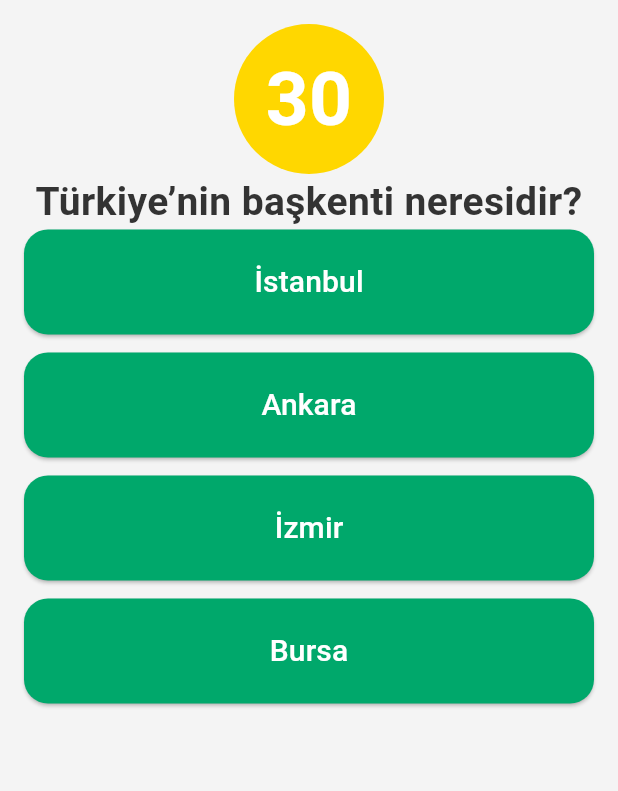
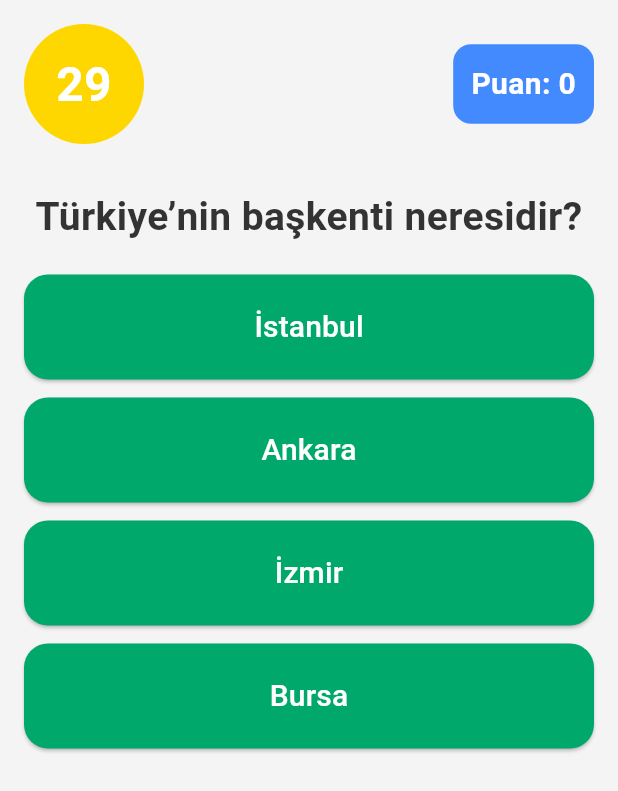
Before and after one commit to elifnurdemir/hi_kod_5proje, a Flutter app: the QuizPage screen opened directly, after a tap on "10", on a phone screen of 412 x 824 dp. Shown: the top 791 px of the screen. Run offline on Flutter 3.47's test engine with Material 3 defaults, Android fonts, the light colour scheme and no system bars; our stand-ins replace carousel_slider, confetti, get, get_storage, smooth_page_indicator; missing offline and left inert: category_navigator; accounts and stored records are empty.

Commit message:
quiz sayfasına puan eklendi

```diff
--- a/lib/features/quiz/data/questions.dart
+++ b/lib/features/quiz/data/questions.dart
@@ -14,4 +14,5 @@ const List<Map<String, dynamic>> questions = [
     'options': ['7', '8', '9', '6'],
     'answer': '8',
   },
+
 ];
--- a/lib/features/quiz/screens/main_quiz.dart
+++ b/lib/features/quiz/screens/main_quiz.dart
@@ -1,11 +1,7 @@
-// quiz_page.dart
+import 'dart:async';
 import 'package:flutter/material.dart';
 import 'package:confetti/confetti.dart';
 import '../data/questions.dart';
-import '../widgets/timer_widget.dart';
-import '../widgets/question_card_widget.dart';
-import '../widgets/options_list_widget.dart';
-import '../widgets/confetti_effect_widget.dart';
 
 class QuizPage extends StatefulWidget {
   const QuizPage({super.key});
@@ -15,47 +11,124 @@ class QuizPage extends StatefulWidget {
 }
 
 class _QuizPageState extends State<QuizPage> {
-  static const int initialTimer = 30;
-  int currentQuestionIndex = 0, score = 0, timer = initialTimer;
-  ConfettiController _confettiController = ConfettiController(duration: const Duration(seconds: 5));
+  static const int initialTime = 30;
+  int currentQuestionIndex = 0;
+  int score = 0;
+  int remainingTime = initialTime;
+  Timer? countdownTimer;
+  late ConfettiController _confettiController;
+
+  @override
+  void initState() {
+    super.initState();
+    _confettiController =
+        ConfettiController(duration: const Duration(seconds: 5));
+    startTimer();
+  }
 
   @override
   void dispose() {
+    countdownTimer?.cancel();
     _confettiController.dispose();
     super.dispose();
   }
 
+  void startTimer() {
+    // Önceki timer varsa iptal edelim.
+    countdownTimer?.cancel();
+    countdownTimer = Timer.periodic(const Duration(seconds: 1), (timer) {
+      if (remainingTime <= 1) {
+        timer.cancel();
+        showAlertDialog(
+          'Süre Bitti!',
+          'Süreniz doldu, kaybettiniz. Tekrar deneyiniz.',
+          resetQuiz,
+        );
+      } else {
+        setState(() {
+          remainingTime--;
+        });
+      }
+    });
+  }
+
   void checkAnswer(String selectedOption) {
-    if (questions[currentQuestionIndex]['answer'] == selectedOption) {
-      score += 10;
-    }
+    // Puan artışını setState içerisine alarak UI'nın güncellenmasını sağlıyoruz.
+    setState(() {
+      if (questions[currentQuestionIndex]['answer'] == selectedOption) {
+        score += 10;
+      }
+    });
+
+    // Timer'ı iptal edelim.
+    countdownTimer?.cancel();
+
     if (currentQuestionIndex < questions.length - 1) {
-      setState(() => currentQuestionIndex++);
+      setState(() {
+        currentQuestionIndex++;
+        remainingTime = initialTime;
+      });
+      startTimer();
     } else {
-      if (score == questions.length * 10) _confettiController.play();
-      showAlertDialog('Quiz Tamamlandı!', 'Puanınız: \$score', resetQuiz);
+      // Son soruda doğru cevap verildiğinde UI da güncellenmiş olacak.
+      if (score == questions.length * 10) {
+        _confettiController.play();
+      }
+      showAlertDialog('Quiz Tamamlandı!', 'Puanınız: $score', resetQuiz);
     }
   }
 
   void resetQuiz() {
+    countdownTimer?.cancel();
     setState(() {
       currentQuestionIndex = 0;
       score = 0;
+      remainingTime = initialTime;
     });
+    startTimer();
   }
 
   void showAlertDialog(String title, String content, VoidCallback onConfirm) {
     showDialog(
       context: context,
+      barrierDismissible: false, // Dışarı dokununca kapanmasın.
       builder: (_) => AlertDialog(
-        title: Text(title),
-        content: Text(content, style: const TextStyle(fontSize: 18)),
+        shape: RoundedRectangleBorder(
+          borderRadius: BorderRadius.circular(20),
+        ),
+        title: Row(
+          children: [
+            const Icon(
+              Icons.info_outline,
+              color: Colors.blueAccent,
+            ),
+            const SizedBox(width: 10),
+            Expanded(
+              child: Text(
+                title,
+                style: const TextStyle(fontWeight: FontWeight.bold),
+              ),
+            ),
+          ],
+        ),
+        content: Text(
+          content,
+          style: const TextStyle(fontSize: 18),
+        ),
         actions: [
           TextButton(
             onPressed: () {
               Navigator.pop(context);
               onConfirm();
             },
+            style: TextButton.styleFrom(
+              foregroundColor: Colors.white,
+              backgroundColor: Colors.blueAccent,
+              padding: const EdgeInsets.symmetric(horizontal: 16, vertical: 10),
+              shape: RoundedRectangleBorder(
+                borderRadius: BorderRadius.circular(12),
+              ),
+            ),
             child: const Text('Yeniden Başlayın'),
           ),
         ],
@@ -65,6 +138,10 @@ class _QuizPageState extends State<QuizPage> {
 
   @override
   Widget build(BuildContext context) {
+    // Mevcut sorunun verisinin tip dönüşümünü yapıyoruz:
+    final currentQuestion = questions[currentQuestionIndex];
+    final List<dynamic> options = currentQuestion['options'] as List<dynamic>;
+
     return Scaffold(
       backgroundColor: const Color(0xFFF4F4F4),
       body: Stack(
@@ -74,16 +151,90 @@ class _QuizPageState extends State<QuizPage> {
             child: Column(
               crossAxisAlignment: CrossAxisAlignment.stretch,
               children: [
-                TimerWidget(timer: timer),
-                QuestionCard(question: questions[currentQuestionIndex]['question']),
-                OptionsList(
-                  options: questions[currentQuestionIndex]['options'],
-                  onOptionSelected: checkAnswer,
+                // Üst kısım: kalan süre ve anlık puan göstergesi.
+                Row(
+                  mainAxisAlignment: MainAxisAlignment.spaceBetween,
+                  children: [
+                    CircleAvatar(
+                      backgroundColor: const Color(0xFFFFD700),
+                      radius: 40,
+                      child: Text(
+                        '$remainingTime',
+                        style: const TextStyle(
+                          fontSize: 32,
+                          fontWeight: FontWeight.bold,
+                          color: Colors.white,
+                        ),
+                      ),
+                    ),
+                    Container(
+                      padding: const EdgeInsets.all(12),
+                      decoration: BoxDecoration(
+                        color: Colors.blueAccent,
+                        borderRadius: BorderRadius.circular(12),
+                      ),
+                      child: Text(
+                        'Puan: $score',
+                        style: const TextStyle(
+                          fontSize: 20,
+                          color: Colors.white,
+                          fontWeight: FontWeight.bold,
+                        ),
+                      ),
+                    ),
+                  ],
+                ),
+                const SizedBox(height: 30),
+                Text(
+                  currentQuestion['question'] as String,
+                  style: const TextStyle(
+                    fontSize: 26,
+                    fontWeight: FontWeight.bold,
+                    color: Color(0xFF333333),
+                  ),
+                  textAlign: TextAlign.center,
+                ),
+                const SizedBox(height: 20),
+                // Spread operatöründe toList()'e gerek yok.
+                ...options.map<Widget>(
+                      (option) => Padding(
+                    padding: const EdgeInsets.only(bottom: 12.0),
+                    child: ElevatedButton(
+                      onPressed: () => checkAnswer(option.toString()),
+                      style: ElevatedButton.styleFrom(
+                        backgroundColor: const Color(0xFF00A86B),
+                        shape: RoundedRectangleBorder(
+                          borderRadius: BorderRadius.circular(16),
+                        ),
+                        padding: const EdgeInsets.symmetric(vertical: 18),
+                        minimumSize: const Size(double.infinity, 70),
+                      ),
+                      child: Text(
+                        option.toString(),
+                        style:
+                        const TextStyle(fontSize: 20, color: Colors.white),
+                      ),
+                    ),
+                  ),
                 ),
               ],
             ),
           ),
-          ConfettiEffect(controller: _confettiController),
+          Align(
+            alignment: Alignment.center,
+            child: ConfettiWidget(
+              confettiController: _confettiController,
+              blastDirectionality: BlastDirectionality.explosive,
+              shouldLoop: false,
+              colors: const [
+                Colors.green,
+                Colors.blue,
+                Colors.pink,
+                Colors.orange,
+                Colors.purple,
+              ],
+            ),
+          ),
         ],
       ),
     );
--- a/lib/features/quiz/widgets/options_list_widget.dart
+++ /dev/null
@@ -1,27 +0,0 @@
-// options_list.dart
-import 'package:flutter/material.dart';
-
-class OptionsList extends StatelessWidget {
-  final List<String> options;
-  final Function(String) onOptionSelected;
-  const OptionsList({required this.options, required this.onOptionSelected, super.key});
-
-  @override
-  Widget build(BuildContext context) {
-    return Column(
-      children: options.map((option) => Padding(
-        padding: const EdgeInsets.only(bottom: 12.0),
-        child: ElevatedButton(
-          onPressed: () => onOptionSelected(option),
-          style: ElevatedButton.styleFrom(
-            backgroundColor: const Color(0xFF00A86B),
-            shape: RoundedRectangleBorder(borderRadius: BorderRadius.circular(16)),
-            padding: const EdgeInsets.symmetric(vertical: 18),
-            minimumSize: const Size(double.infinity, 70),
-          ),
-          child: Text(option, style: const TextStyle(fontSize: 20, color: Colors.white)),
-        ),
-      )).toList(),
-    );
-  }
-}
--- a/lib/features/quiz/widgets/question_card_widget.dart
+++ /dev/null
@@ -1,16 +0,0 @@
-// question_card.dart
-import 'package:flutter/material.dart';
-
-class QuestionCard extends StatelessWidget {
-  final String question;
-  const QuestionCard({required this.question, super.key});
-
-  @override
-  Widget build(BuildContext context) {
-    return Text(
-      question,
-      style: const TextStyle(fontSize: 26, fontWeight: FontWeight.bold, color: Color(0xFF333333)),
-      textAlign: TextAlign.center,
-    );
-  }
-}
--- a/lib/features/quiz/widgets/timer_widget.dart
+++ /dev/null
@@ -1,18 +0,0 @@
-// timer_widget.dart
-import 'package:flutter/material.dart';
-
-class TimerWidget extends StatelessWidget {
-  final int timer;
-  const TimerWidget({required this.timer, super.key});
-
-  @override
-  Widget build(BuildContext context) {
-    return Center(
-      child: CircleAvatar(
-        backgroundColor: const Color(0xFFFFD700),
-        radius: 50,
-        child: Text('$timer', style: const TextStyle(fontSize: 50, fontWeight: FontWeight.bold, color: Colors.white)),
-      ),
-    );
-  }
-}
```
Also changed, not shown: lib/features/quiz/controllers/quiz_controller.dart (added), lib/features/quiz/widgets/quiz_alert_dialog_widget.dart (added), lib/features/quiz/widgets/score_widget.dart (added).
